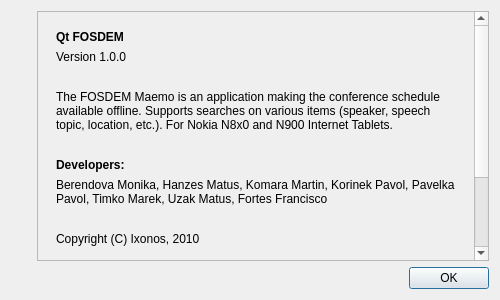
edulix/confclerk, file src/gui/about.ui: the form before one commit.
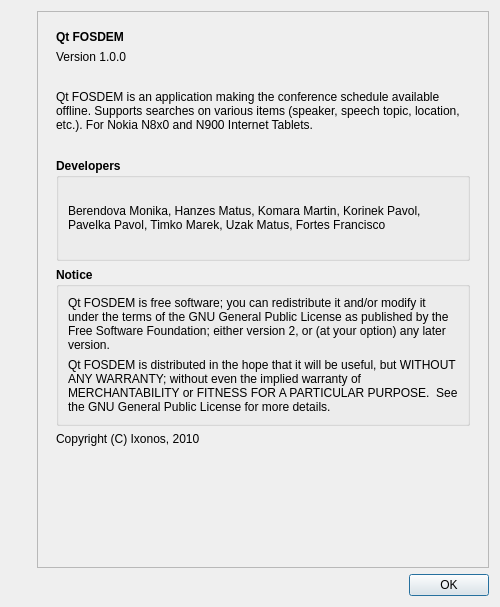
The form after the commit. Icons and pictures are not drawn.

Commit message: about dialog  - added GNU GPL v2 notice

The edit to the form file:
```diff
--- a/src/gui/about.ui
+++ b/src/gui/about.ui
@@ -9,7 +9,7 @@
     <x>0</x>
     <y>0</y>
     <width>500</width>
-    <height>300</height>
+    <height>607</height>
    </rect>
   </property>
   <property name="sizePolicy" >
@@ -27,7 +27,7 @@
   <property name="maximumSize" >
    <size>
     <width>500</width>
-    <height>300</height>
+    <height>1000</height>
    </size>
   </property>
   <property name="palette" >
@@ -147,9 +147,9 @@
           <property name="geometry" >
            <rect>
             <x>0</x>
-            <y>-183</y>
+            <y>0</y>
             <width>431</width>
-            <height>421</height>
+            <height>551</height>
            </rect>
           </property>
           <layout class="QGridLayout" name="gridLayout_2" >
@@ -192,7 +192,7 @@
               <item>
                <widget class="QLabel" name="description" >
                 <property name="text" >
-                 <string>The FOSDEM Maemo is an application making the conference schedule available offline. Supports searches on various items (speaker, speech topic, location, etc.). For Nokia N8x0 and N900 Internet Tablets.</string>
+                 <string>Qt FOSDEM is an application making the conference schedule available offline. Supports searches on various items (speaker, speech topic, location, etc.). For Nokia N8x0 and N900 Internet Tablets.</string>
                 </property>
                 <property name="wordWrap" >
                  <bool>true</bool>
@@ -202,28 +202,51 @@
                 </property>
                </widget>
               </item>
-              <item>
-               <widget class="QLabel" name="spacer_2" >
-                <property name="text" >
-                 <string/>
-                </property>
-               </widget>
-              </item>
               <item>
                <widget class="QLabel" name="label_3" >
+                <property name="text" >
+                 <string/>
+                </property>
+               </widget>
+              </item>
+              <item>
+               <widget class="QGroupBox" name="groupBox" >
+                <property name="sizePolicy" >
+                 <sizepolicy vsizetype="MinimumExpanding" hsizetype="MinimumExpanding" >
+                  <horstretch>0</horstretch>
+                  <verstretch>0</verstretch>
+                 </sizepolicy>
+                </property>
+                <property name="minimumSize" >
+                 <size>
+                  <width>0</width>
+                  <height>0</height>
+                 </size>
+                </property>
                 <property name="font" >
                  <font>
                   <weight>75</weight>
                   <bold>true</bold>
                  </font>
                 </property>
-                <property name="text" >
-                 <string>Developers:</string>
+                <property name="title" >
+                 <string>Developers</string>
                 </property>
-               </widget>
-              </item>
+                <layout class="QVBoxLayout" name="verticalLayout_4" >
               <item>
                <widget class="QLabel" name="label_4" >
+                   <property name="sizePolicy" >
+                    <sizepolicy vsizetype="MinimumExpanding" hsizetype="MinimumExpanding" >
+                     <horstretch>0</horstretch>
+                     <verstretch>0</verstretch>
+                    </sizepolicy>
+                   </property>
+                   <property name="font" >
+                    <font>
+                     <weight>50</weight>
+                     <bold>false</bold>
+                    </font>
+                   </property>
                 <property name="text" >
                  <string>Berendova Monika, Hanzes Matus, Komara Martin, Korinek Pavol, Pavelka Pavol, Timko Marek, Uzak Matus, Fortes Francisco</string>
                 </property>
@@ -232,54 +255,76 @@
                 </property>
                </widget>
               </item>
+                </layout>
+               </widget>
+              </item>
               <item>
-               <widget class="QLabel" name="spacer_3" >
+               <widget class="QGroupBox" name="groupBox_2" >
+                <property name="sizePolicy" >
+                 <sizepolicy vsizetype="MinimumExpanding" hsizetype="Preferred" >
+                  <horstretch>0</horstretch>
+                  <verstretch>0</verstretch>
+                 </sizepolicy>
+                </property>
+                <property name="font" >
+                 <font>
+                  <weight>75</weight>
+                  <bold>true</bold>
+                 </font>
+                </property>
+                <property name="title" >
+                 <string>Notice</string>
+                </property>
+                <layout class="QVBoxLayout" name="verticalLayout_5" >
+                 <item>
+                  <widget class="QLabel" name="label_5" >
+                   <property name="sizePolicy" >
+                    <sizepolicy vsizetype="MinimumExpanding" hsizetype="Preferred" >
+                     <horstretch>0</horstretch>
+                     <verstretch>0</verstretch>
+                    </sizepolicy>
+                   </property>
+                   <property name="font" >
+                    <font>
+                     <weight>50</weight>
+                     <bold>false</bold>
+                    </font>
+                   </property>
                 <property name="text" >
-                 <string/>
-                </property>
+                    <string>Qt FOSDEM is free software; you can redistribute it and/or modify it under the terms of the GNU General Public License as published by the Free Software Foundation; either version 2, or (at your option) any later version.</string>
+                   </property>
+                   <property name="wordWrap" >
+                    <bool>true</bool>
+                   </property>
+                  </widget>
+                 </item>
+                 <item>
+                  <widget class="QLabel" name="label_6" >
+                   <property name="font" >
+                    <font>
+                     <weight>50</weight>
+                     <bold>false</bold>
+                    </font>
+                   </property>
+                   <property name="text" >
+                    <string>Qt FOSDEM is distributed in the hope that it will be useful, but WITHOUT ANY WARRANTY; without even the implied warranty of MERCHANTABILITY or FITNESS FOR A PARTICULAR PURPOSE.  See the GNU General Public License for more details.</string>
+                   </property>
+                   <property name="wordWrap" >
+                    <bool>true</bool>
+                   </property>
+                  </widget>
+                 </item>
+                </layout>
                </widget>
               </item>
               <item>
                <widget class="QLabel" name="copyright" >
-                <property name="font" >
-                 <font>
-                  <pointsize>9</pointsize>
-                 </font>
-                </property>
                 <property name="text" >
                  <string>Copyright (C) Ixonos, 2010</string>
                 </property>
-                <property name="wordWrap" >
-                 <bool>true</bool>
-                </property>
                </widget>
               </item>
               <item>
-               <widget class="QLabel" name="spacer_4" >
-                <property name="text" >
-                 <string/>
-                </property>
-               </widget>
-              </item>
-              <item>
-               <widget class="QLabel" name="warranty" >
-                <property name="font" >
-                 <font>
-                  <pointsize>9</pointsize>
-                 </font>
-                </property>
-                <property name="text" >
-                 <string>This program is provided AS IS with NO WARRANTY OF ANY KIND, INCLUDING THE WARRANTY OF DESIGN, MERCHANTABILITY AND FITNESS FOR PARTICULAR PURPOSE.</string>
-                </property>
-                <property name="wordWrap" >
-                 <bool>true</bool>
-                </property>
-               </widget>
-              </item>
-             </layout>
-            </widget>
-           </item>
-           <item row="1" column="0" >
             <spacer name="verticalSpacer_2" >
              <property name="orientation" >
               <enum>Qt::Vertical</enum>
@@ -291,6 +336,9 @@
               </size>
              </property>
             </spacer>
+              </item>
+             </layout>
+            </widget>
            </item>
           </layout>
          </widget>
```
Lines whose indentation alone changed are shown as unchanged. The commit also changes 1 other file.
